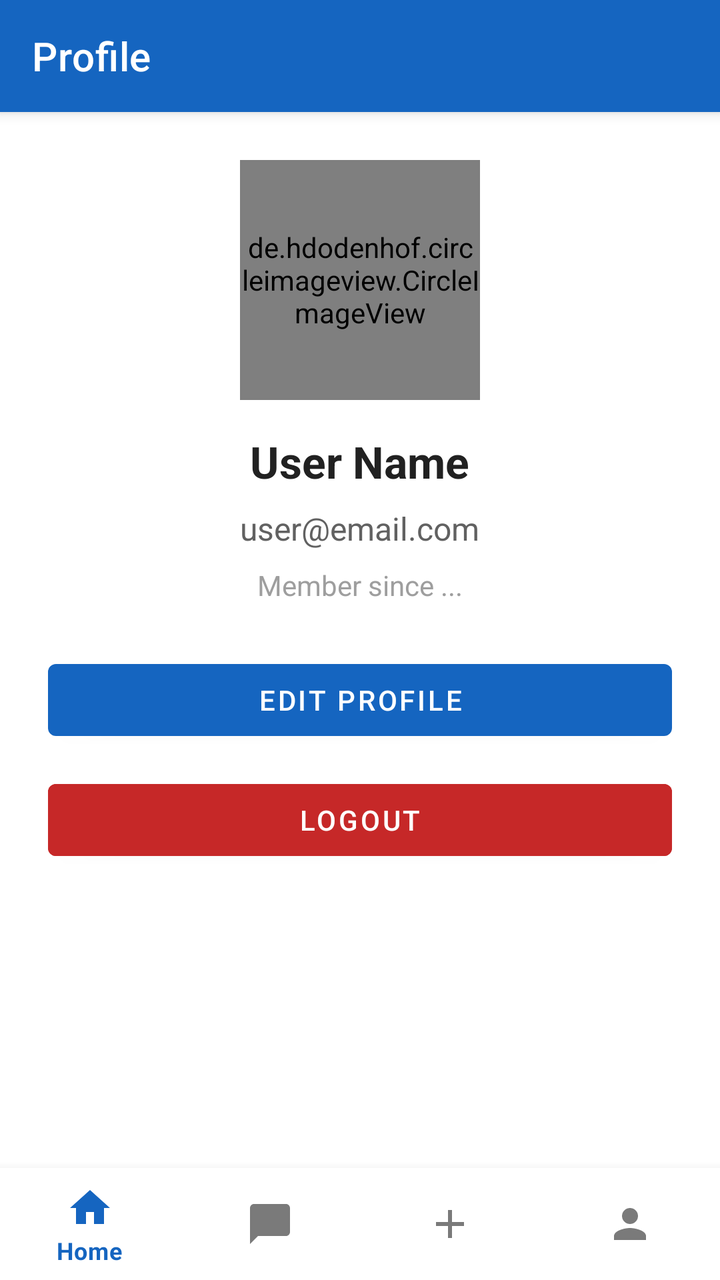
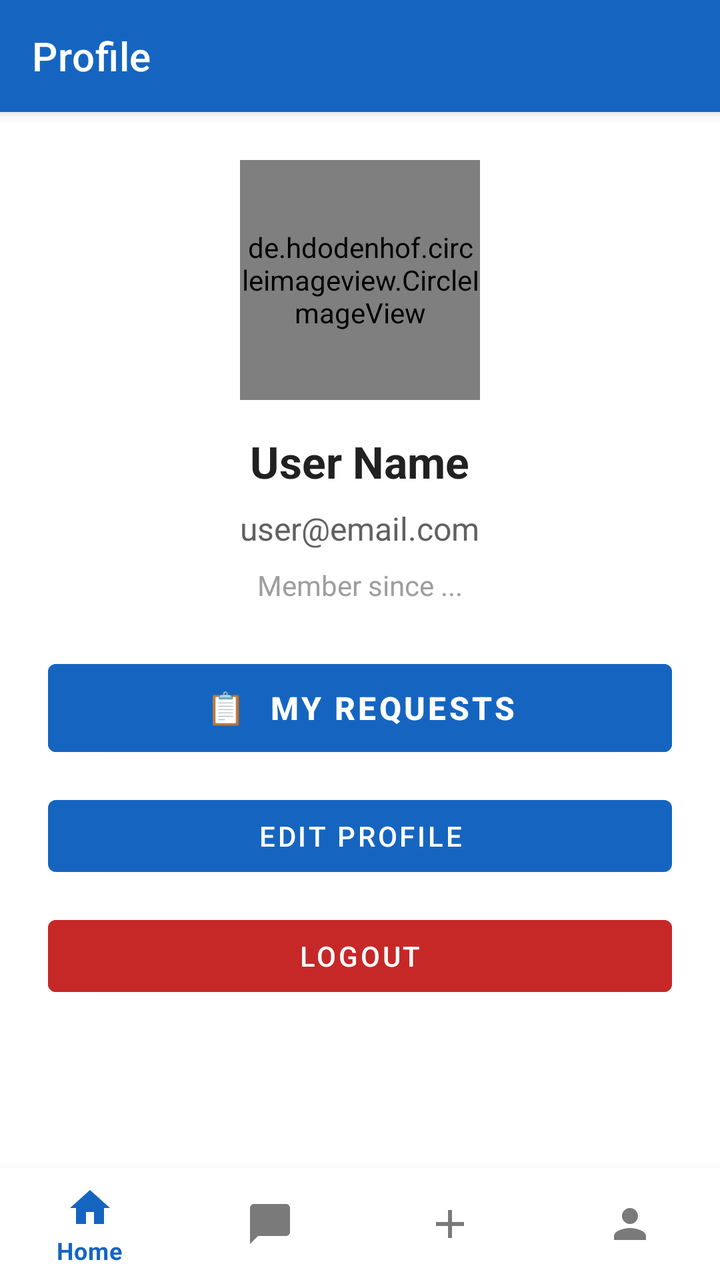

Screens rendered from an Android XML layout before and after an edit, with the pre-edit source and the edit as a unified diff.
<!-- AndroidManifest.xml: application theme Theme.GoProx -->
<!-- res/layout/activity_profile.xml -->
<?xml version="1.0" encoding="utf-8"?>
<LinearLayout xmlns:android="http://schemas.android.com/apk/res/android"
    xmlns:app="http://schemas.android.com/apk/res-auto"
    android:layout_width="match_parent"
    android:layout_height="match_parent"
    android:orientation="vertical"
    android:background="@color/white">

    <androidx.appcompat.widget.Toolbar
        android:id="@+id/toolbar"
        android:layout_width="match_parent"
        android:layout_height="?attr/actionBarSize"
        android:background="@color/primary"
        app:title="Profile"
        app:titleTextColor="@android:color/white"
        android:elevation="4dp" />

    <ScrollView
        android:layout_width="match_parent"
        android:layout_height="0dp"
        android:layout_weight="1"
        android:fillViewport="true">

        <LinearLayout
            android:layout_width="match_parent"
            android:layout_height="wrap_content"
            android:orientation="vertical"
            android:padding="24dp"
            android:gravity="center_horizontal">

            <de.hdodenhof.circleimageview.CircleImageView
                android:id="@+id/ivProfileAvatar"
                android:layout_width="120dp"
                android:layout_height="120dp"
                android:src="@drawable/ic_person"
                android:layout_marginBottom="16dp" />

            <TextView
                android:id="@+id/tvProfileName"
                android:layout_width="wrap_content"
                android:layout_height="wrap_content"
                android:text="User Name"
                android:textSize="22sp"
                android:textStyle="bold"
                android:textColor="@color/black"
                android:layout_marginBottom="8dp" />

            <TextView
                android:id="@+id/tvProfileEmail"
                android:layout_width="wrap_content"
                android:layout_height="wrap_content"
                android:text="user@email.com"
                android:textSize="16sp"
                android:textColor="@color/dark_gray"
                android:layout_marginBottom="8dp" />

            <TextView
                android:id="@+id/tvMemberSince"
                android:layout_width="wrap_content"
                android:layout_height="wrap_content"
                android:text="Member since ..."
                android:textSize="14sp"
                android:textColor="@color/gray"
                android:layout_marginBottom="24dp" />

            <Button
                android:id="@+id/btnEditProfile"
                android:layout_width="match_parent"
                android:layout_height="wrap_content"
                android:text="Edit Profile"
                android:layout_marginBottom="12dp" />

            <Button
                android:id="@+id/btnLogout"
                android:layout_width="match_parent"
                android:layout_height="wrap_content"
                android:text="Logout"
                android:backgroundTint="@color/red" />

            <androidx.recyclerview.widget.RecyclerView
                android:id="@+id/rvMyPosts"
                android:layout_width="match_parent"
                android:layout_height="wrap_content"
                android:layout_marginTop="16dp" />

            <TextView
                android:id="@+id/tvNoPosts"
                android:layout_width="wrap_content"
                android:layout_height="wrap_content"
                android:text="No services yet"
                android:textSize="14sp"
                android:textColor="@color/gray"
                android:visibility="gone" />

        </LinearLayout>
    </ScrollView>

    <com.google.android.material.bottomnavigation.BottomNavigationView
        android:id="@+id/bottomNavigation"
        android:layout_width="match_parent"
        android:layout_height="wrap_content"
        android:layout_gravity="bottom"
        android:background="@color/white"
        app:elevation="8dp"
        app:menu="@menu/bottom_navigation_menu" />

</LinearLayout>
<!-- resources referenced by this layout -->
<resources>
  <color name="black">#212121</color>
  <color name="dark_gray">#616161</color>
  <color name="gray">#9E9E9E</color>
  <color name="primary">#1565C0</color>
  <color name="red">#C62828</color>
  <color name="white">#FFFFFF</color>
  <!-- drawable ic_person (drawable) -->
  <vector xmlns:android="http://schemas.android.com/apk/res/android"
      android:width="24dp"
      android:height="24dp"
      android:viewportWidth="24"
      android:viewportHeight="24">
      <path
          android:fillColor="#808080"
          android:pathData="M12,12c2.21,0 4,-1.79 4,-4s-1.79,-4 -4,-4 -4,1.79 -4,4 1.79,4 4,4zM12,14c-2.67,0 -8,1.34 -8,4v2h16v-2c0,-2.66 -5.33,-4 -8,-4z"/>
  </vector>
  <style name="Theme.GoProx" parent="Theme.MaterialComponents.Light.NoActionBar">
          
          <item name="colorPrimary">@color/primary</item>
          <item name="colorPrimaryVariant">@color/primary_dark</item>
          <item name="colorOnPrimary">@color/white</item>
  
          
          <item name="colorSecondary">@color/accent</item>
          <item name="colorSecondaryVariant">@color/accent_light</item>
          <item name="colorOnSecondary">@color/white</item>
  
          
          <item name="android:colorBackground">@color/background</item>
          <item name="colorSurface">@color/surface</item>
          <item name="colorOnSurface">@color/on_surface</item>
  
          
          <item name="colorError">@color/red</item>
          <item name="colorOnError">@color/white</item>
  
          
          <item name="android:statusBarColor">@color/primary_dark</item>
          <item name="android:navigationBarColor">@color/white</item>
          <item name="android:windowLightStatusBar">false</item>
          <item name="android:windowLightNavigationBar">true</item>
  
          
          <item name="android:windowLayoutInDisplayCutoutMode" tools:targetApi="p">shortEdges</item>
      </style>
  <color name="primary_dark">#0D47A1</color>
  <color name="accent">#FF6D00</color>
  <color name="accent_light">#FF9E40</color>
  <color name="background">#F5F5F5</color>
  <color name="surface">#FFFFFF</color>
  <color name="on_surface">#212121</color>
</resources>

<!-- the commit's change to res/layout/activity_profile.xml (unified diff, before → after) -->
@@ -64,6 +64,17 @@
                 android:layout_marginBottom="24dp" />
 
             <Button
+                android:id="@+id/btnMyRequests"
+                android:layout_width="match_parent"
+                android:layout_height="56dp"
+                android:text="📋  My Requests"
+                android:textSize="16sp"
+                android:textStyle="bold"
+                android:textColor="@android:color/white"
+                android:backgroundTint="@color/primary"
+                android:layout_marginBottom="12dp" />
+
+            <Button
                 android:id="@+id/btnEditProfile"
                 android:layout_width="match_parent"
                 android:layout_height="wrap_content"
